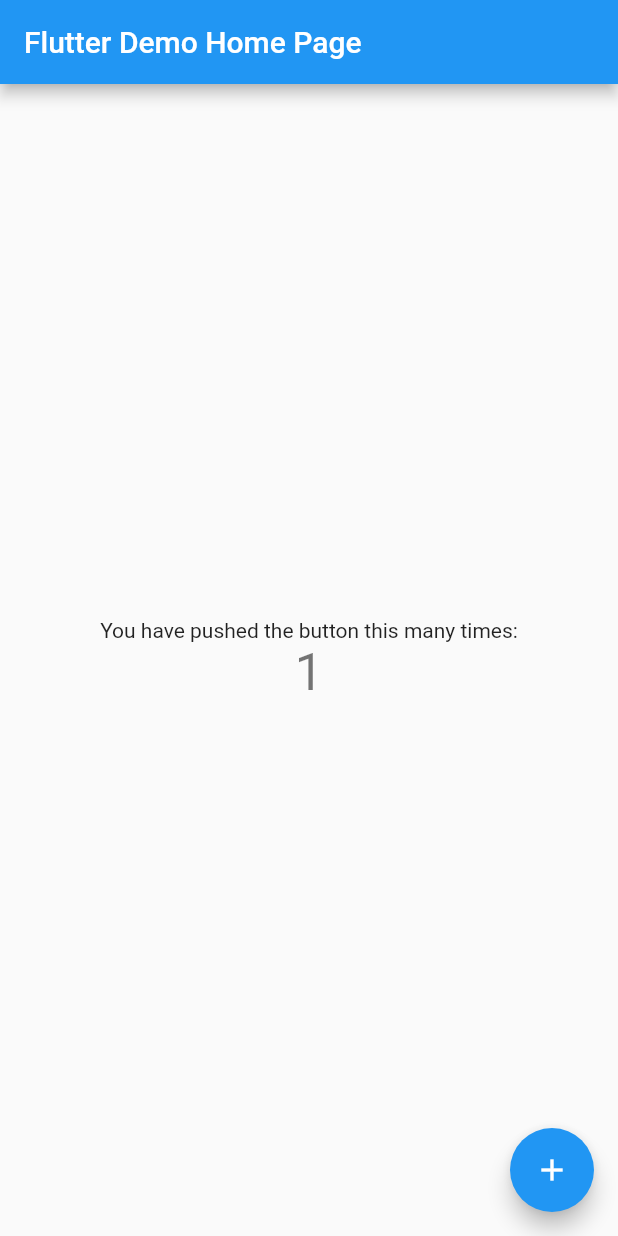
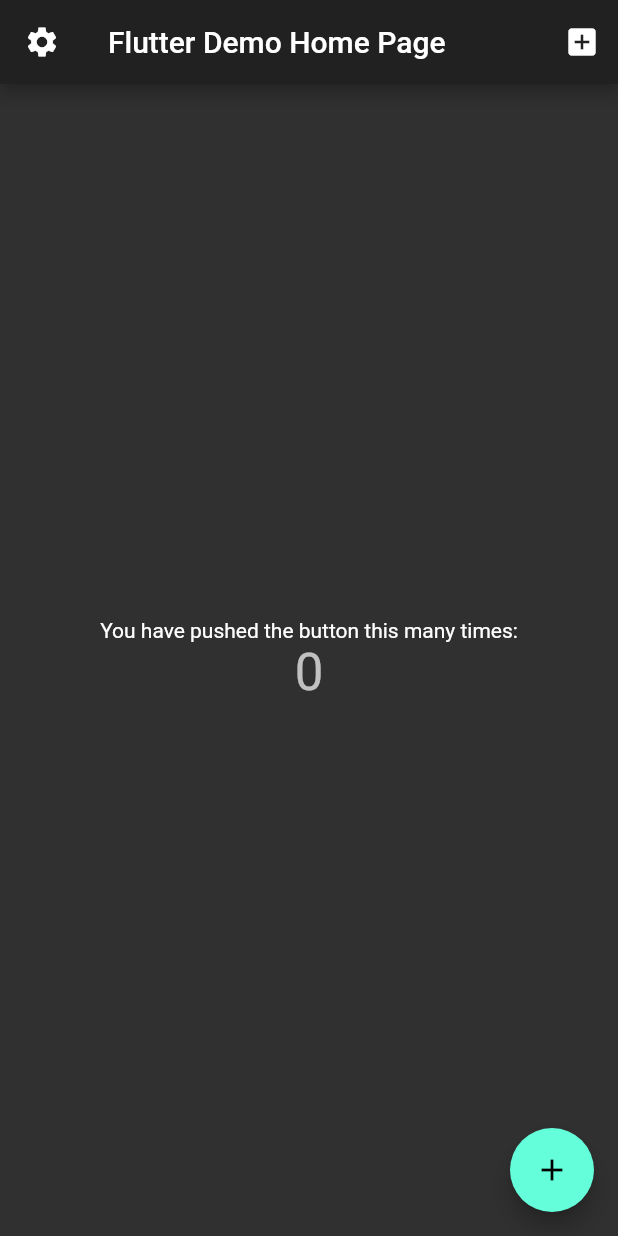
Before and after one commit to TylerSustare/flutter_lists, a Flutter app: the screen it shows after launch, after a tap on the "add" icon, on a phone screen of 412 x 824 dp. Run offline on Flutter 3.47's test engine with Material 2 defaults, Android fonts, the phone set to English and light mode, and no system bars.

```diff
--- /dev/null
+++ b/lib/app_state.dart
@@ -0,0 +1,18 @@
+import 'package:flutter/material.dart';
+
+class AppState extends ChangeNotifier {
+  int counter = 0;
+  String title = 'Flutter Demo Home Page';
+
+  Brightness theme = Brightness.light;
+
+  void incrementCouter() {
+    counter += 1;
+    notifyListeners();
+  }
+
+  void toggleDark() {
+    theme = theme == Brightness.dark ? Brightness.light : Brightness.dark;
+    notifyListeners();
+  }
+}
--- a/lib/main.dart
+++ b/lib/main.dart
@@ -1,4 +1,9 @@
 import 'package:flutter/material.dart';
+import 'package:flutter_lists/app_state.dart';
+import 'package:flutter_lists/views/add_item.dart';
+import 'package:flutter_lists/views/home.dart';
+import 'package:flutter_lists/views/settings.dart';
+import 'package:provider/provider.dart';
 
 void main() => runApp(MyApp());
 
@@ -6,106 +11,28 @@ class MyApp extends StatelessWidget {
   // This widget is the root of your application.
   @override
   Widget build(BuildContext context) {
-    return MaterialApp(
-      title: 'Flutter Demo',
-      theme: ThemeData(
-        // This is the theme of your application.
-        //
-        // Try running your application with "flutter run". You'll see the
-        // application has a blue toolbar. Then, without quitting the app, try
-        // changing the primarySwatch below to Colors.green and then invoke
-        // "hot reload" (press "r" in the console where you ran "flutter run",
-        // or simply save your changes to "hot reload" in a Flutter IDE).
-        // Notice that the counter didn't reset back to zero; the application
-        // is not restarted.
-        primarySwatch: Colors.blue,
-      ),
-      home: MyHomePage(title: 'Flutter Demo Home Page'),
+    return ChangeNotifierProvider(
+      create: (context) => AppState(),
+      child: App(),
     );
   }
 }
 
-class MyHomePage extends StatefulWidget {
-  MyHomePage({Key key, this.title}) : super(key: key);
-
-  // This widget is the home page of your application. It is stateful, meaning
-  // that it has a State object (defined below) that contains fields that affect
-  // how it looks.
-
-  // This class is the configuration for the state. It holds the values (in this
-  // case the title) provided by the parent (in this case the App widget) and
-  // used by the build method of the State. Fields in a Widget subclass are
-  // always marked "final".
-
-  final String title;
-
-  @override
-  _MyHomePageState createState() => _MyHomePageState();
-}
-
-class _MyHomePageState extends State<MyHomePage> {
-  int _counter = 0;
-
-  void _incrementCounter() {
-    setState(() {
-      // This call to setState tells the Flutter framework that something has
-      // changed in this State, which causes it to rerun the build method below
-      // so that the display can reflect the updated values. If we changed
-      // _counter without calling setState(), then the build method would not be
-      // called again, and so nothing would appear to happen.
-      _counter++;
-    });
-  }
-
+class App extends StatelessWidget {
   @override
   Widget build(BuildContext context) {
-    // This method is rerun every time setState is called, for instance as done
-    // by the _incrementCounter method above.
-    //
-    // The Flutter framework has been optimized to make rerunning build methods
-    // fast, so that you can just rebuild anything that needs updating rather
-    // than having to individually change instances of widgets.
-    return Scaffold(
-      appBar: AppBar(
-        // Here we take the value from the MyHomePage object that was created by
-        // the App.build method, and use it to set our appbar title.
-        title: Text(widget.title),
-      ),
-      body: Center(
-        // Center is a layout widget. It takes a single child and positions it
-        // in the middle of the parent.
-        child: Column(
-          // Column is also a layout widget. It takes a list of children and
-          // arranges them vertically. By default, it sizes itself to fit its
-          // children horizontally, and tries to be as tall as its parent.
-          //
-          // Invoke "debug painting" (press "p" in the console, choose the
-          // "Toggle Debug Paint" action from the Flutter Inspector in Android
-          // Studio, or the "Toggle Debug Paint" command in Visual Studio Code)
-          // to see the wireframe for each widget.
-          //
-          // Column has various properties to control how it sizes itself and
-          // how it positions its children. Here we use mainAxisAlignment to
-          // center the children vertically; the main axis here is the vertical
-          // axis because Columns are vertical (the cross axis would be
-          // horizontal).
-          mainAxisAlignment: MainAxisAlignment.center,
-          children: <Widget>[
-            Text(
-              'You have pushed the button this many times:',
-            ),
-            Text(
-              '$_counter',
-              style: Theme.of(context).textTheme.display1,
-            ),
-          ],
-        ),
-      ),
-      floatingActionButton: FloatingActionButton(
-        onPressed: _incrementCounter,
-        tooltip: 'Increment',
-        child: Icon(Icons.add),
-      ), // This trailing comma makes auto-formatting nicer for build methods.
+    return MaterialApp(
+      title: 'Flutter Demo',
+      theme: ThemeData(
+          primarySwatch: Colors.blue,
+          brightness: Provider.of<AppState>(context).theme),
+      initialRoute: '/',
+      routes: {
+        '/': (context) => MyHomePage(),
+        '/home': (context) => MyHomePage(),
+        '/add-item': (context) => AddItem(),
+        '/settings': (context) => Settings(),
+      },
     );
   }
 }
--- /dev/null
+++ b/lib/views/home.dart
@@ -0,0 +1,45 @@
+import 'package:flutter/material.dart';
+import 'package:flutter_lists/app_state.dart';
+import 'package:provider/provider.dart';
+
+class MyHomePage extends StatelessWidget {
+  @override
+  Widget build(BuildContext context) {
+    return Scaffold(
+      appBar: AppBar(
+        leading: IconButton(
+          icon: Icon(Icons.settings),
+          onPressed: () => Navigator.pushNamed(context, '/settings'),
+        ),
+        title: Text(Provider.of<AppState>(context).title),
+        actions: <Widget>[
+          IconButton(
+            icon: Icon(Icons.add_box),
+            onPressed: () => Navigator.pushNamed(context, '/add-item'),
+          )
+        ],
+      ),
+      body: Center(
+        child: Column(
+          mainAxisAlignment: MainAxisAlignment.center,
+          children: <Widget>[
+            Text(
+              'You have pushed the button this many times:',
+            ),
+            Text(
+              '${Provider.of<AppState>(context).counter}',
+              style: Theme.of(context).textTheme.display1,
+            ),
+          ],
+        ),
+      ),
+      floatingActionButton: FloatingActionButton(
+        onPressed: () =>
+            // Provider.of<AppState>(context, listen: false).updateCounter(),
+            Provider.of<AppState>(context, listen: false).toggleDark(),
+        tooltip: 'Increment',
+        child: Icon(Icons.add),
+      ),
+    );
+  }
+}
```
Also changed, not shown: lib/views/add_item.dart (added, +15 -0 lines), lib/views/settings.dart (added, +15 -0 lines), pubspec.yaml (+6 -6 lines), pubspec.lock, 1 other file.
